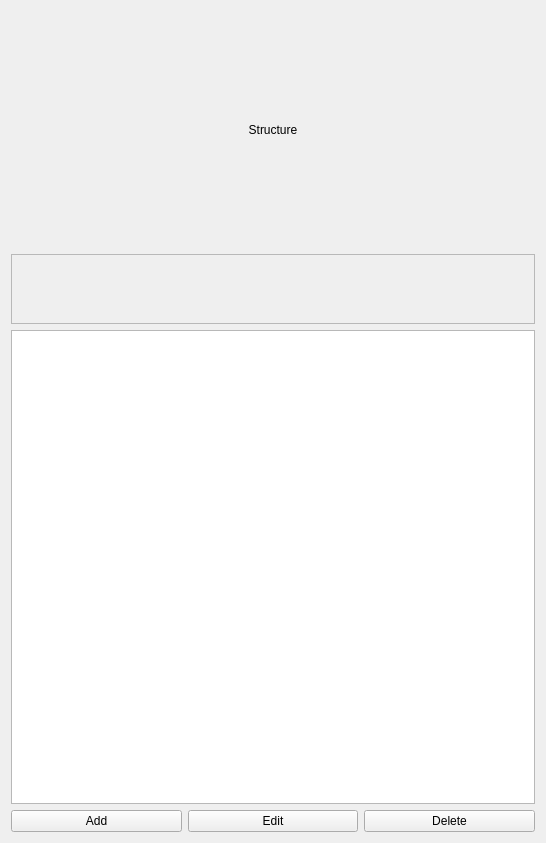
The window that src/ApplicationContainer/FormMineIt/FormProperty/formproperty.ui (MRsoymilk/KnowIt) describes before a commit, drawn with Qt 5.
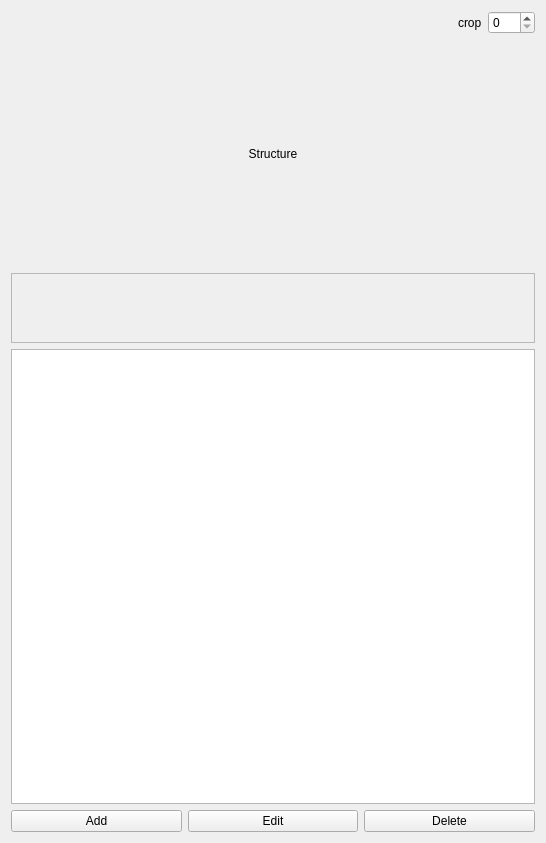
The same window after the commit.

Commit message: add structure picture crop display

Diff of the .ui file:
```diff
--- a/src/ApplicationContainer/FormMineIt/FormProperty/formproperty.ui
+++ b/src/ApplicationContainer/FormMineIt/FormProperty/formproperty.ui
@@ -13,21 +13,8 @@
   <property name="windowTitle">
    <string>Property</string>
   </property>
-  <layout class="QGridLayout" name="gridLayout" rowstretch="1,0,2,0">
-   <item row="0" column="0" colspan="3">
-    <widget class="QLabel" name="labelStructure">
-     <property name="text">
-      <string>Structure</string>
-     </property>
-     <property name="scaledContents">
-      <bool>false</bool>
-     </property>
-     <property name="alignment">
-      <set>Qt::AlignmentFlag::AlignCenter</set>
-     </property>
-    </widget>
-   </item>
-   <item row="1" column="0" colspan="3">
+  <layout class="QGridLayout" name="gridLayout" rowstretch="0,1,0,2,0">
+   <item row="2" column="0" colspan="3">
     <widget class="QScrollArea" name="scrollArea">
      <property name="horizontalScrollBarPolicy">
       <enum>Qt::ScrollBarPolicy::ScrollBarAsNeeded</enum>
@@ -52,30 +39,74 @@
      </widget>
     </widget>
    </item>
-   <item row="2" column="0" colspan="3">
+   <item row="3" column="0" colspan="3">
     <widget class="QTableView" name="tableViewProperty"/>
    </item>
-   <item row="3" column="0">
+   <item row="4" column="2">
+    <widget class="QPushButton" name="btnDelete">
+     <property name="text">
+      <string>Delete</string>
+     </property>
+    </widget>
+   </item>
+   <item row="4" column="0">
     <widget class="QPushButton" name="btnAdd">
      <property name="text">
       <string>Add</string>
      </property>
     </widget>
    </item>
-   <item row="3" column="1">
+   <item row="4" column="1">
     <widget class="QPushButton" name="btnEdit">
      <property name="text">
       <string>Edit</string>
      </property>
     </widget>
    </item>
-   <item row="3" column="2">
-    <widget class="QPushButton" name="btnDelete">
+   <item row="1" column="0" colspan="3">
+    <widget class="QLabel" name="labelStructure">
      <property name="text">
-      <string>Delete</string>
+      <string>Structure</string>
+     </property>
+     <property name="scaledContents">
+      <bool>false</bool>
+     </property>
+     <property name="alignment">
+      <set>Qt::AlignmentFlag::AlignCenter</set>
      </property>
     </widget>
    </item>
+   <item row="0" column="0" colspan="3">
+    <layout class="QHBoxLayout" name="hLayCrop">
+     <item>
+      <spacer name="horizontalSpacer">
+       <property name="orientation">
+        <enum>Qt::Orientation::Horizontal</enum>
+       </property>
+       <property name="sizeHint" stdset="0">
+        <size>
+         <width>40</width>
+         <height>20</height>
+        </size>
+       </property>
+      </spacer>
+     </item>
+     <item>
+      <widget class="QLabel" name="labelCrop">
+       <property name="text">
+        <string>crop</string>
+       </property>
+      </widget>
+     </item>
+     <item>
+      <widget class="QSpinBox" name="spinBoxCrop">
+       <property name="maximum">
+        <number>999</number>
+       </property>
+      </widget>
+     </item>
+    </layout>
+   </item>
   </layout>
  </widget>
  <resources/>
```
The commit also changes 7 other files.
